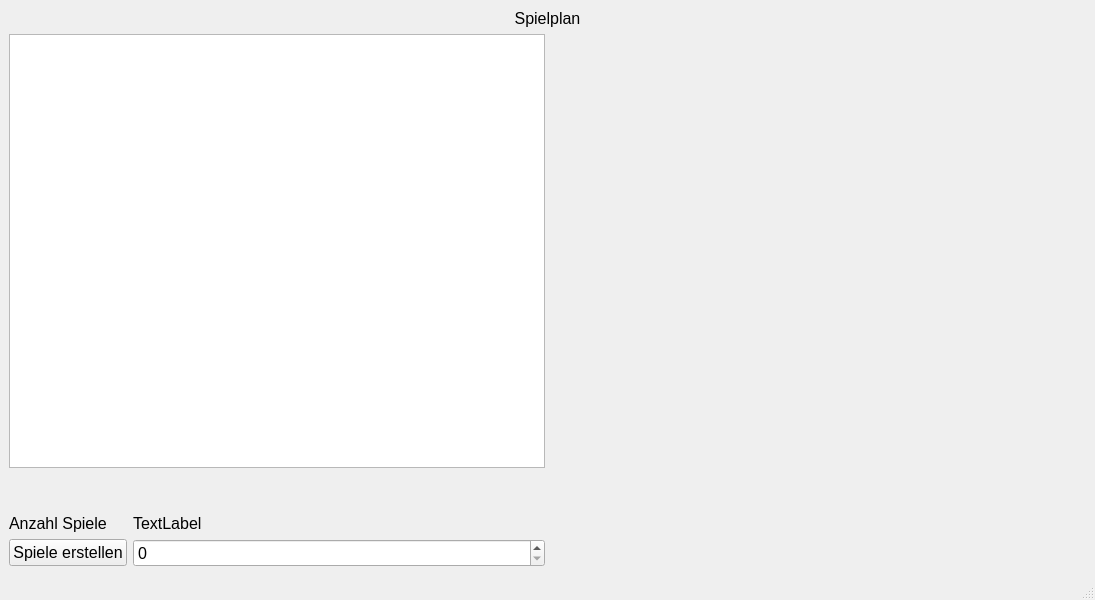
s1m0n1996/VolleyballSingleTurnier, file src/View/volleyball_game_plane.ui: the form before one commit.
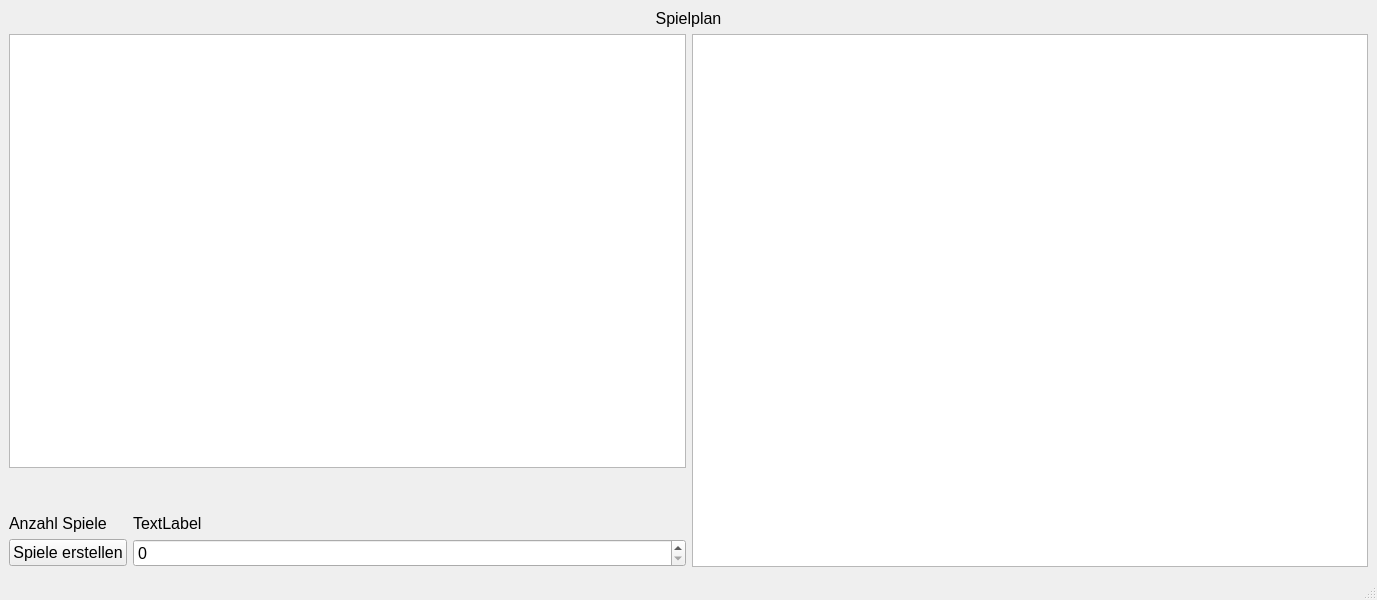
The form after the commit.

Diff of the .ui file:
```diff
--- a/src/View/volleyball_game_plane.ui
+++ b/src/View/volleyball_game_plane.ui
@@ -6,7 +6,7 @@
    <rect>
     <x>0</x>
     <y>0</y>
-    <width>1095</width>
+    <width>1377</width>
     <height>600</height>
    </rect>
   </property>
@@ -91,19 +91,7 @@
        </layout>
       </item>
       <item>
-       <widget class="QWidget" name="gameBoardWidget" native="true">
-        <property name="sizePolicy">
-         <sizepolicy hsizetype="Expanding" vsizetype="Expanding">
-          <horstretch>0</horstretch>
-          <verstretch>0</verstretch>
-         </sizepolicy>
-        </property>
-        <property name="font">
-         <font>
-          <pointsize>12</pointsize>
-         </font>
-        </property>
-       </widget>
+       <widget class="QTableWidget" name="gamesTableWidget"/>
       </item>
      </layout>
     </item>
```
Left out of the diff: 4 changed lines with no effect on the pictures.
